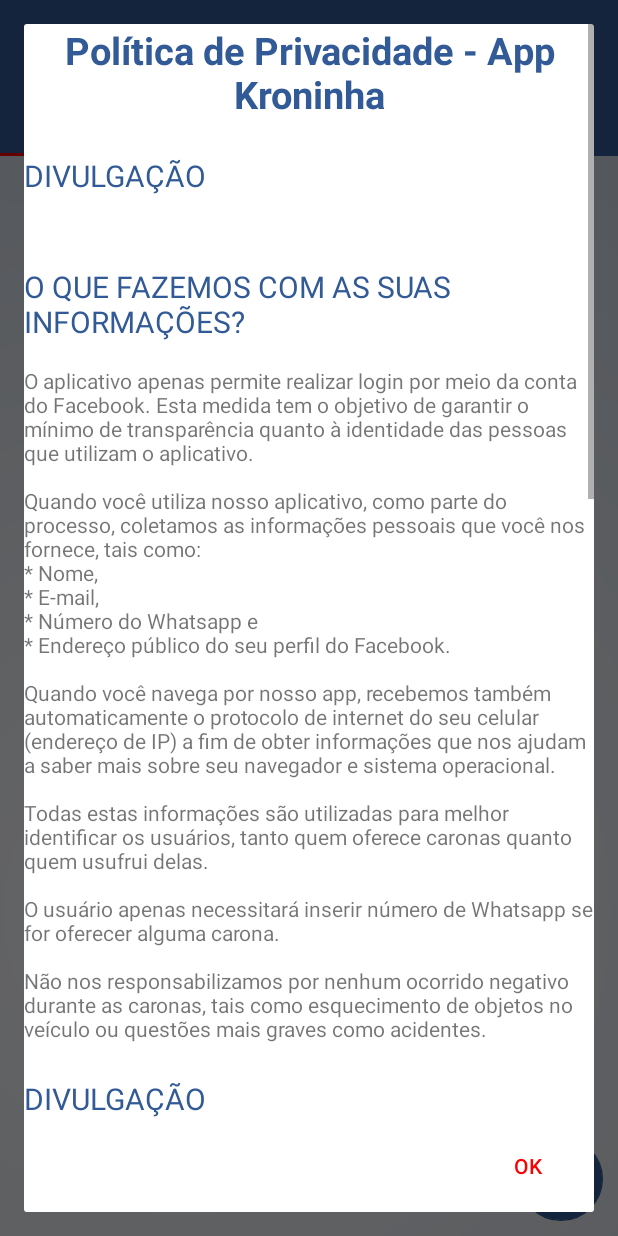
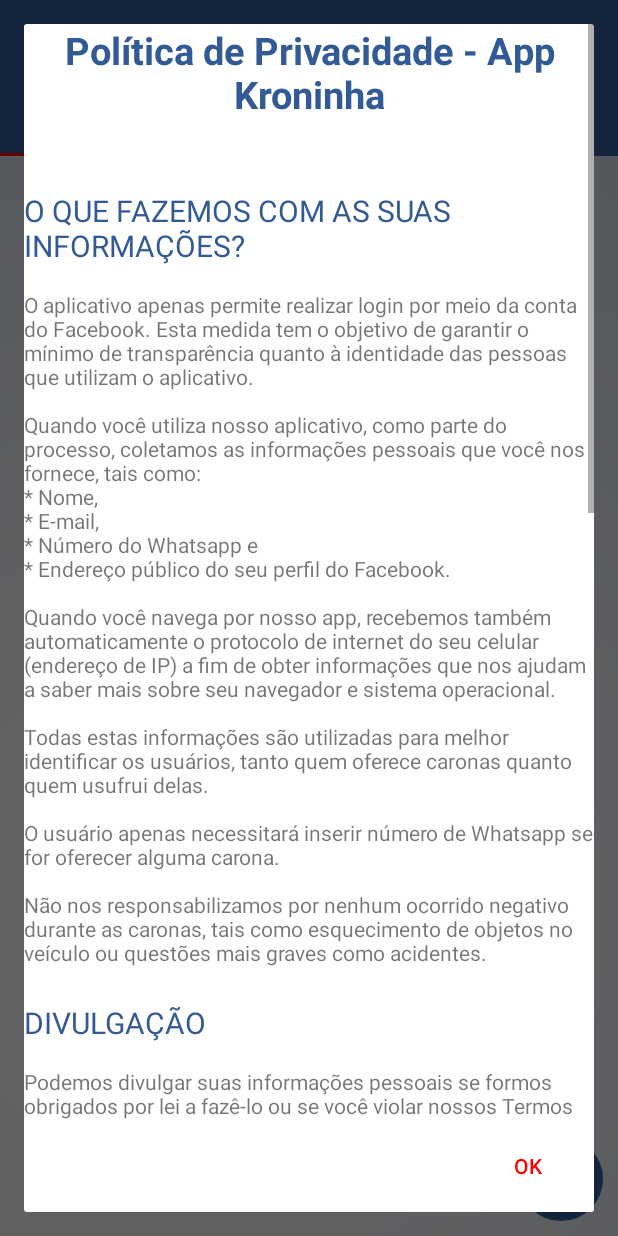
Before and after one commit to PSilva25/Kroninha_Plus, an Android app: the screen it shows after launch once a user with an empty profile is signed in (Profile), in the options menu, after a tap on "Política de Privacidade", on a phone screen of 412 x 824 dp. Run offline under Robolectric (Android 15) with nearby library versions, the phone set to English and light mode, and no system bars; our stand-ins replace Firebase (no records; nobody signed in at launch, a user with empty details on screens opened directly); libraries missing offline, so code that uses them is left out: com.facebook, com.facebook.login; 3 statements that could not run were skipped.

Commit message:
Update popup_politica.xml

```diff
--- a/app/src/main/res/layout/popup_politica.xml
+++ b/app/src/main/res/layout/popup_politica.xml
@@ -16,13 +16,6 @@
             android:textColor="@color/colorPrimary"
             android:textSize="25dp"
             android:textStyle="bold" />
-
-        <TextView
-            android:layout_width="wrap_content"
-            android:layout_height="wrap_content"
-            android:text="\nDIVULGAÇÃO"
-            android:textColor="@color/colorPrimary"
-            android:textSize="20dp" />
 
         <TextView
             android:layout_width="wrap_content"
```
